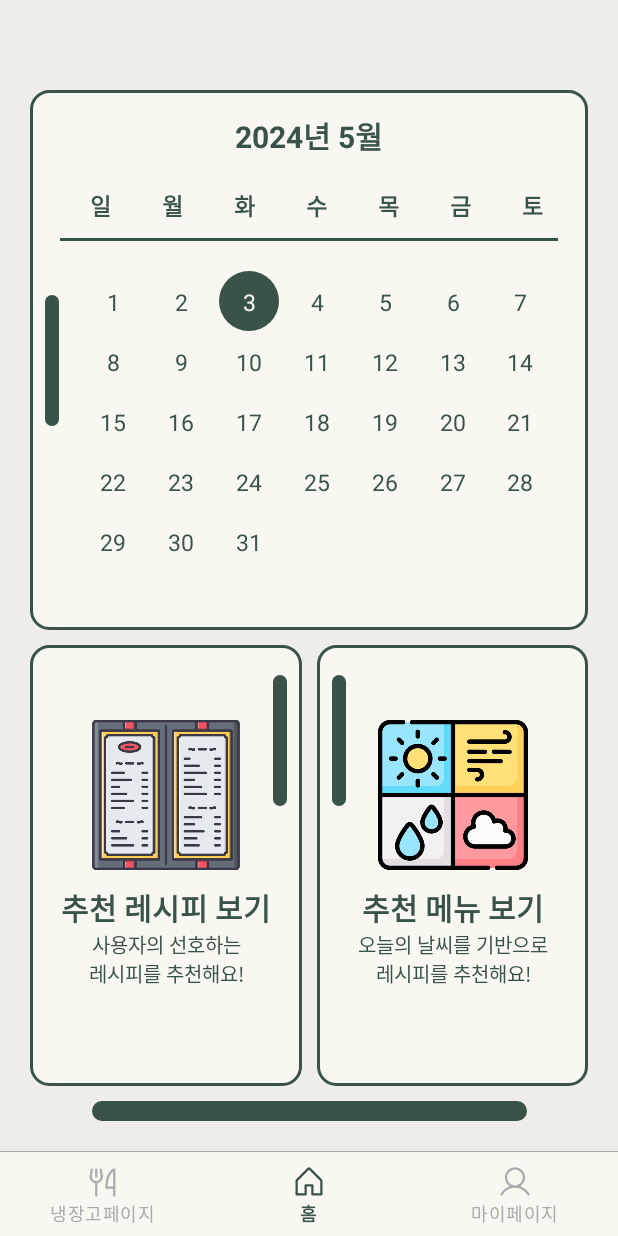
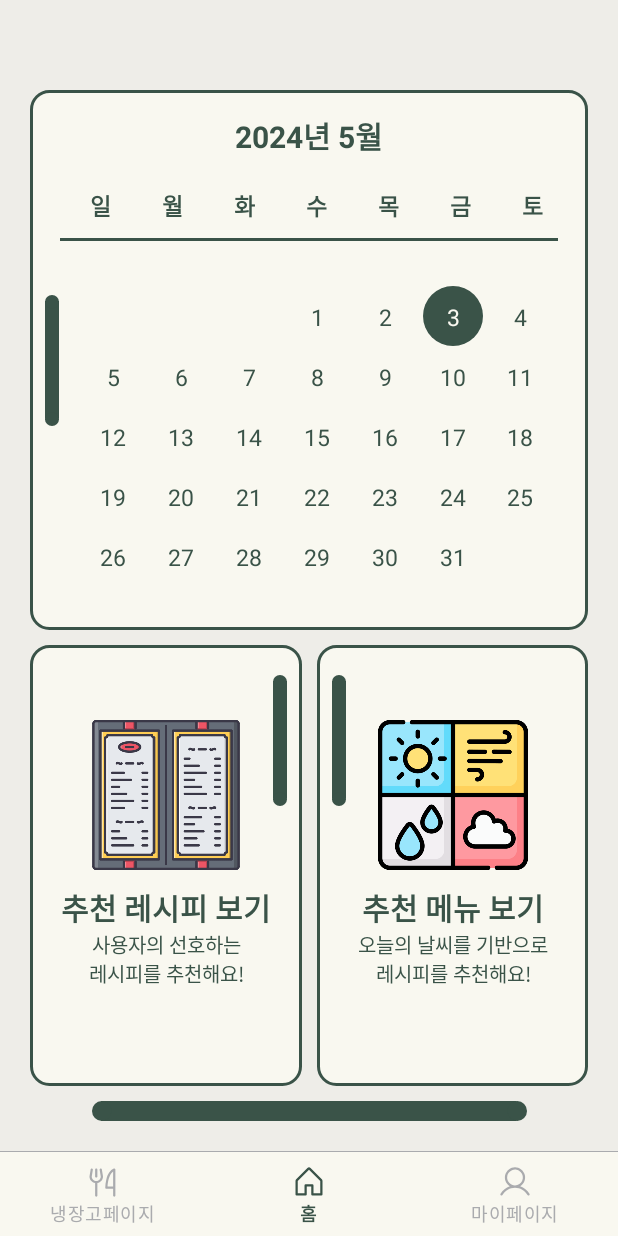
Before and after one commit to CSID-DGU/2024-1-OSSP1-KoreanAlwaysEatRice-1, an Android app: the screen it shows after launch (MainActivity), on a phone screen of 412 x 824 dp. Run offline under Robolectric (Android 15) with nearby library versions, the phone set to English and light mode, and no system bars; our stand-ins replace Timber, data binding.

Commit message:
#10 [feat] 시작 요일 맞춰 캘린더화

```diff
--- a/client/app/src/main/java/com/kaer/menuw/domain/entity/CalendarDate.kt
+++ b/client/app/src/main/java/com/kaer/menuw/domain/entity/CalendarDate.kt
@@ -1,6 +1,6 @@
 package com.kaer.menuw.domain.entity
 
-data class CalendarDate (
+data class CalendarDate(
     val date: Int,
     val isTodayDate: Boolean
 )
--- a/client/app/src/main/java/com/kaer/menuw/presentation/home/HomeViewModel.kt
+++ b/client/app/src/main/java/com/kaer/menuw/presentation/home/HomeViewModel.kt
@@ -5,6 +5,7 @@ import androidx.lifecycle.MutableLiveData
 import androidx.lifecycle.ViewModel
 import com.kaer.menuw.domain.entity.CalendarDate
 import timber.log.Timber
+import java.time.DayOfWeek
 import java.time.LocalDate
 
 class HomeViewModel: ViewModel() {
@@ -25,7 +26,18 @@ class HomeViewModel: ViewModel() {
 
     fun setCurrentCalendar() {
         val tempList: ArrayList<CalendarDate> = ArrayList()
-        for (i in 1 until  32) {
+
+        when (LocalDate.of(currentDate.year, currentDate.month, 1).dayOfWeek) {
+            DayOfWeek.MONDAY -> setDayStartPosition(1, tempList)
+            DayOfWeek.TUESDAY -> setDayStartPosition(2, tempList)
+            DayOfWeek.WEDNESDAY -> setDayStartPosition(3, tempList)
+            DayOfWeek.THURSDAY -> setDayStartPosition(4, tempList)
+            DayOfWeek.FRIDAY -> setDayStartPosition(5, tempList)
+            DayOfWeek.SATURDAY -> setDayStartPosition(6, tempList)
+            else -> null
+        }
+
+        for (i in 1 until  currentDate.lengthOfMonth() + 1) {
             if (i == currentDate.dayOfMonth) {
                 tempList.add(CalendarDate(i, true))
             } else {
@@ -34,4 +46,10 @@ class HomeViewModel: ViewModel() {
         }
         _calendarDate.value = tempList
     }
+
+    private fun setDayStartPosition(position: Int, tempList: ArrayList<CalendarDate>) {
+        for (i in 1 until position + 1) {
+            tempList.add(CalendarDate(0, false))
+        }
+    }
 }
--- a/client/app/src/main/res/layout/fragment_home.xml
+++ b/client/app/src/main/res/layout/fragment_home.xml
@@ -147,10 +147,11 @@
             <androidx.recyclerview.widget.RecyclerView
                 android:id="@+id/rcv_home_calendar"
                 android:layout_width="0dp"
-                android:layout_height="0dp"
+                android:layout_height="wrap_content"
                 app:layoutManager="androidx.recyclerview.widget.GridLayoutManager"
                 android:orientation="vertical"
                 app:spanCount="7"
+                android:background="@color/bright"
                 android:overScrollMode="never"
                 android:layout_marginStart="25dp"
                 android:layout_marginVertical="20dp"
--- a/client/app/src/main/res/layout/item_calendar_date.xml
+++ b/client/app/src/main/res/layout/item_calendar_date.xml
@@ -17,7 +17,7 @@
             android:id="@+id/tv_item_calendar_date"
             android:layout_width="20dp"
             android:layout_height="20dp"
-            android:text="@{Integer.toString(item.date)}"
+            android:text="@{item.date == 0 ? @string/blank : Integer.toString(item.date)}"
             android:textColor="@{item.isTodayDate ? @color/bright : @color/green_primary}"
             android:textSize="15dp"
             android:layout_margin="10dp"
--- a/client/app/src/main/res/values/strings.xml
+++ b/client/app/src/main/res/values/strings.xml
@@ -16,4 +16,5 @@
     <string name="home_recommend_sub">사용자의 선호하는\n레시피를 추천해요!</string>
     <string name="home_weather_title">추천 메뉴 보기</string>
     <string name="home_weather_sub">오늘의 날씨를 기반으로\n레시피를 추천해요!</string>
+    <string name="blank"> </string>
 </resources>
```
